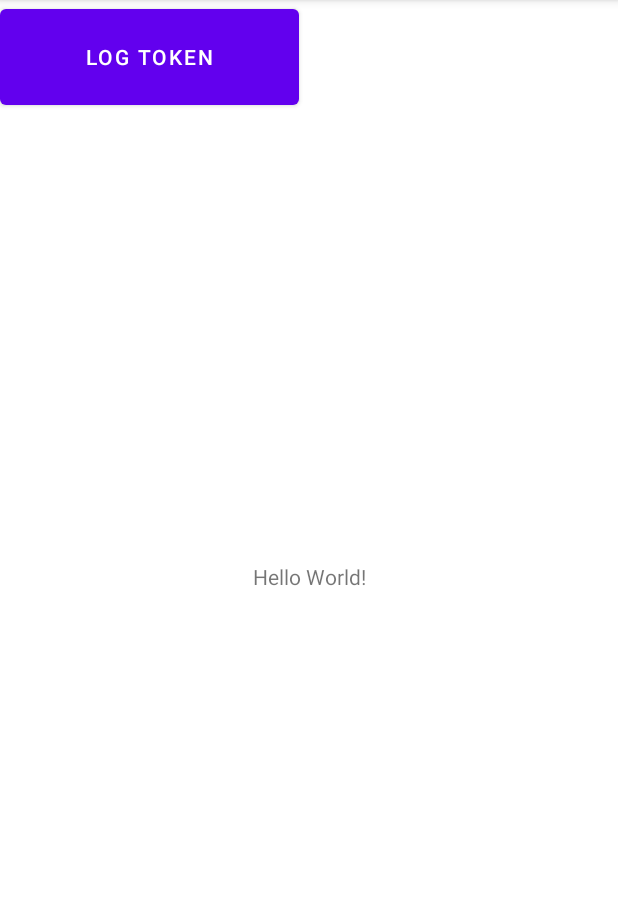
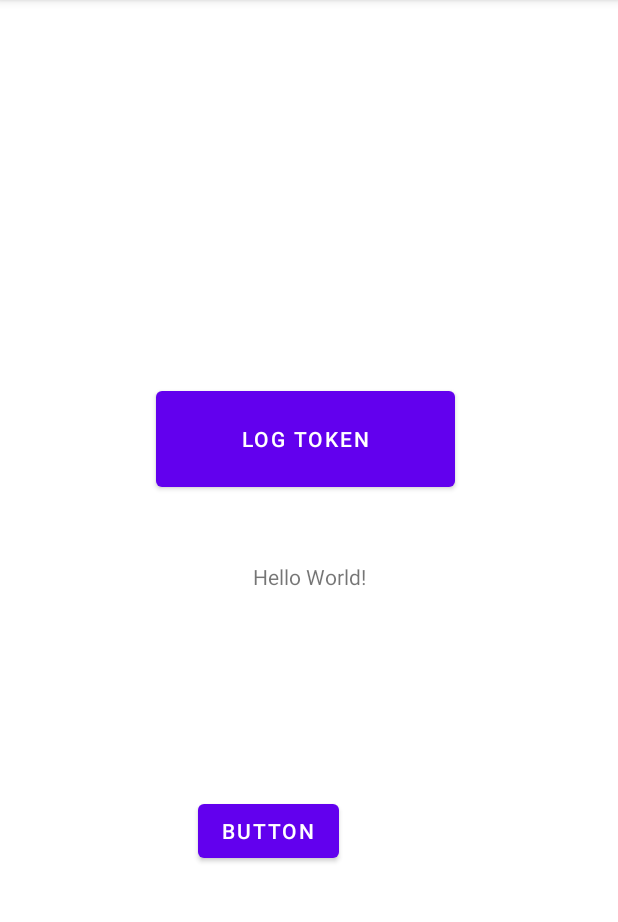
Before and after one commit to aimperatori/tcc-modo-contingencia-mobile, an Android app: the screen it shows after launch (MainActivity), on a phone screen of 412 x 824 dp, the part 84-1006 px from its top. Run offline under Robolectric (Android 15) with nearby library versions, the phone set to English and light mode, and no system bars.

Commit message:
adicionado listView

```diff
--- a/app/src/main/AndroidManifest.xml
+++ b/app/src/main/AndroidManifest.xml
@@ -9,6 +9,10 @@
         android:roundIcon="@mipmap/ic_launcher_round"
         android:supportsRtl="true"
         android:theme="@style/Theme.HomeAssistantOff">
+        <activity
+            android:name=".List.ListActivity"
+            android:parentActivityName=".MainActivity"
+            android:exported="true" />
         <activity
             android:name=".MainActivity"
             android:exported="true">
@@ -26,7 +30,6 @@
                 <action android:name="com.google.firebase.MESSAGING_EVENT" />
             </intent-filter>
         </service>
-
     </application>
 
 </manifest>
--- a/app/src/main/java/com/example/homeassistantoff/MainActivity.kt
+++ b/app/src/main/java/com/example/homeassistantoff/MainActivity.kt
@@ -8,8 +8,12 @@ import android.widget.Toast
 import com.google.firebase.ktx.Firebase
 import com.google.android.gms.tasks.OnCompleteListener
 import com.google.firebase.messaging.ktx.messaging
+import android.content.Intent
+import com.example.homeassistantoff.List.ListActivity
+
 
 class MainActivity : AppCompatActivity() {
+
     override fun onCreate(savedInstanceState: Bundle?) {
         super.onCreate(savedInstanceState)
         setContentView(R.layout.activity_main)
@@ -36,9 +40,13 @@ class MainActivity : AppCompatActivity() {
             // [END log_reg_token]
         }
 
-        Toast.makeText(this, "See README for setup instructions", Toast.LENGTH_SHORT).show()
 
+        val listBtn = findViewById<Button>(R.id.listBtn)
 
+        listBtn.setOnClickListener {
+            val intent = Intent(this, ListActivity::class.java)
+            startActivity(intent)
+        }
     }
 
     companion object {
--- a/app/src/main/res/layout/activity_main.xml
+++ b/app/src/main/res/layout/activity_main.xml
@@ -7,6 +7,7 @@
     tools:context=".MainActivity">
 
     <TextView
+        android:id="@+id/textView2"
         android:layout_width="wrap_content"
         android:layout_height="wrap_content"
         android:text="Hello World!"
@@ -19,8 +20,20 @@
         android:id="@+id/logTokenBtn"
         android:layout_width="199dp"
         android:layout_height="76dp"
+        android:layout_marginStart="104dp"
+        android:layout_marginBottom="44dp"
         android:text="Log token"
-        tools:layout_editor_absoluteX="106dp"
-        tools:layout_editor_absoluteY="214dp" />
+        app:layout_constraintBottom_toTopOf="@+id/textView2"
+        app:layout_constraintStart_toStartOf="parent" />
+
+    <Button
+        android:id="@+id/listBtn"
+        android:layout_width="wrap_content"
+        android:layout_height="wrap_content"
+        android:layout_marginStart="132dp"
+        android:layout_marginTop="136dp"
+        android:text="Button"
+        app:layout_constraintStart_toStartOf="parent"
+        app:layout_constraintTop_toBottomOf="@+id/textView2" />
 
 </androidx.constraintlayout.widget.ConstraintLayout>
```
